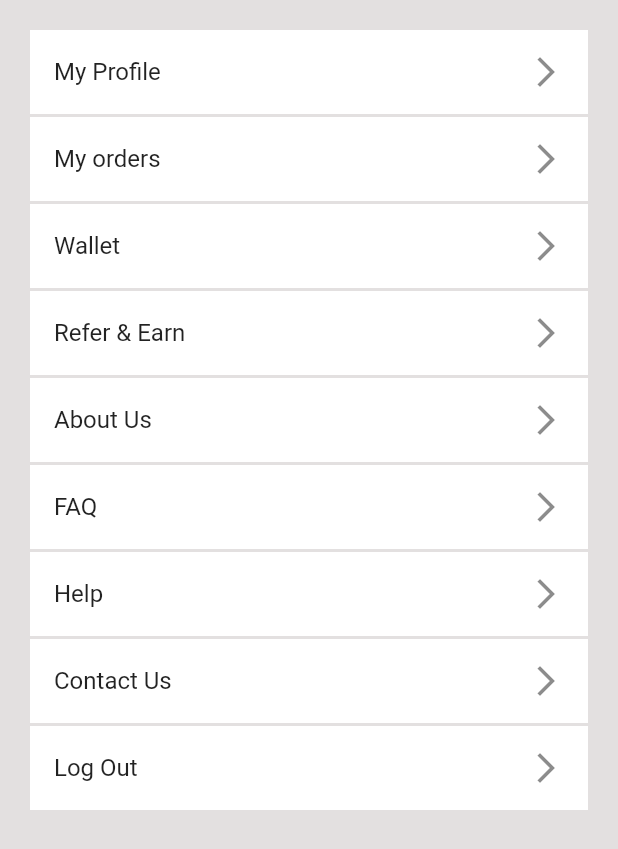
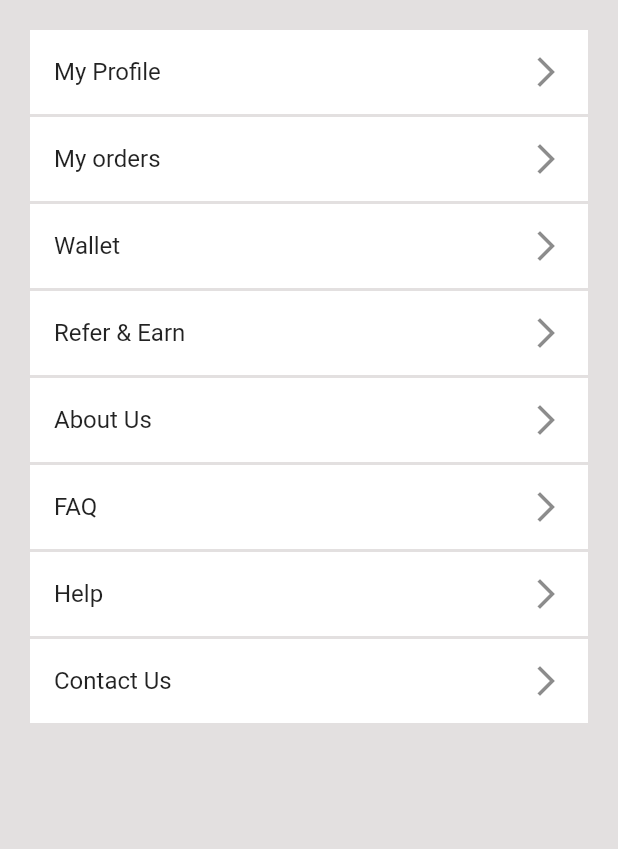
Before and after one commit to gayathry-2001/meatshop, a Flutter app: the Settings screen opened directly, on a phone screen of 412 x 824 dp. Shown: the top 849 px of the screen. Run offline on Flutter 3.47's test engine with Material 2 defaults, Android fonts, the phone set to English and light mode, and no system bars; our stand-ins replace animated_bottom_navigation_bar, carousel_slider, dio, motion_toast, shared_preferences; accounts and stored records are empty; network calls fail.

Commit message:
27/10/2023

```diff
--- a/lib/lists.dart
+++ b/lib/lists.dart
@@ -31,7 +31,7 @@ final List name = [
 
 final List settingvals = [
   "My Profile","My orders","Wallet","Refer & Earn","About Us","FAQ",
-  "Help","Contact Us","Log Out"
+  "Help","Contact Us"
 
 
 ];
--- a/lib/login.dart
+++ b/lib/login.dart
@@ -295,7 +295,7 @@ class _LoginpageState extends State<Loginpage> {
       dismissable: true,
     ).show(context);
   }
-  Future <void> next() async{
+   next() {
    return Future.delayed(const Duration(seconds: 5),(){
     Navigator.push(context, MaterialPageRoute(builder: ((context) => const AnimBottomnavigation())));
    });
--- a/lib/product/productgrids.dart
+++ b/lib/product/productgrids.dart
@@ -35,7 +35,7 @@ class _ProductgridsState extends State<Productgrids> {
                       mainAxisSpacing: 2),
                       itemBuilder: (context, index) {
                         final product = productNotifier.value[index];
-                        final id = product.productId;
+
                         return InkWell(
                           onTap: () {
                             Navigator.push(context,
--- a/lib/recipes/recipesgrid.dart
+++ b/lib/recipes/recipesgrid.dart
@@ -29,7 +29,9 @@ class Recipesgrid extends StatelessWidget {
                           onTap: () {
                             Navigator.push(context,
                              MaterialPageRoute(builder: (context){
-                              return const SingleRecipes();
+                              return  SingleRecipes(
+                                id: recipes.id,
+                              );
                              }));
                           },
                           child: Container(
--- a/lib/recipes/singlerecipes.dart
+++ b/lib/recipes/singlerecipes.dart
@@ -3,7 +3,8 @@ import 'package:flutter/material.dart';
 import 'package:meatshopproj/api.dart';
 
 class SingleRecipes extends StatefulWidget {
-  const SingleRecipes({super.key});
+  final id;
+  const SingleRecipes({super.key, this.id});
 
   @override
   State<SingleRecipes> createState() => _SingleRecipesState();
@@ -177,7 +178,7 @@ class _SingleRecipesState extends State<SingleRecipes> {
 
     final formdata =FormData.fromMap(
       {
-       'recipe_id': recipeid,
+       'recipe_id': widget.id,
        'user_id':userid,
        'key':key
       }
```
